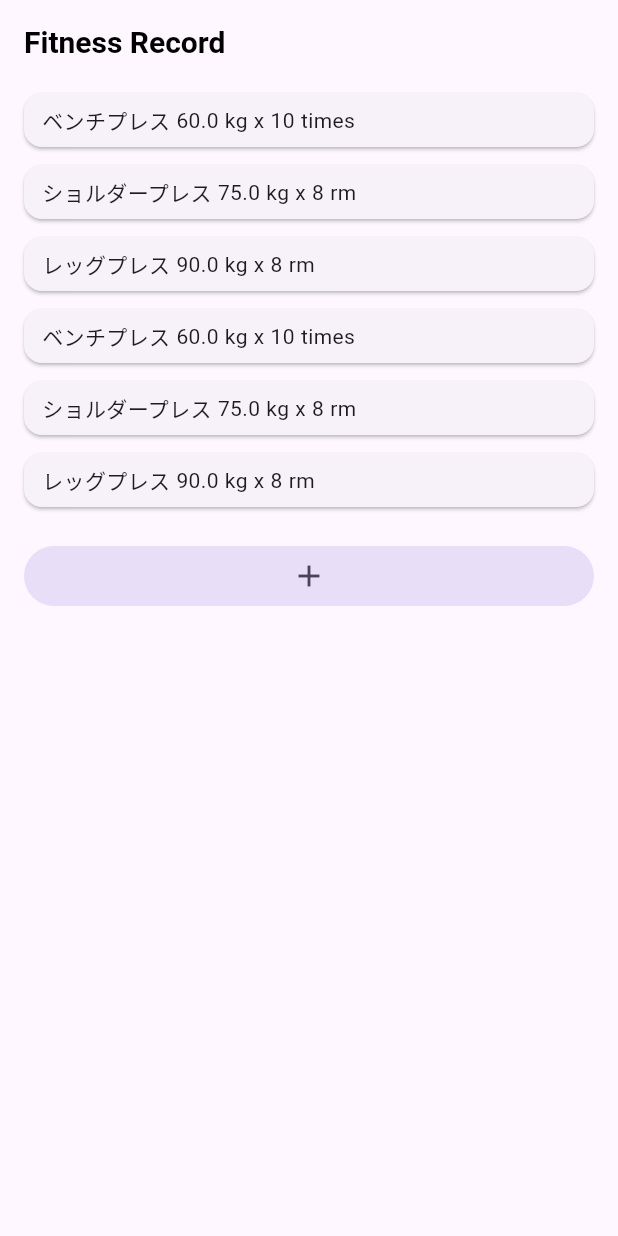
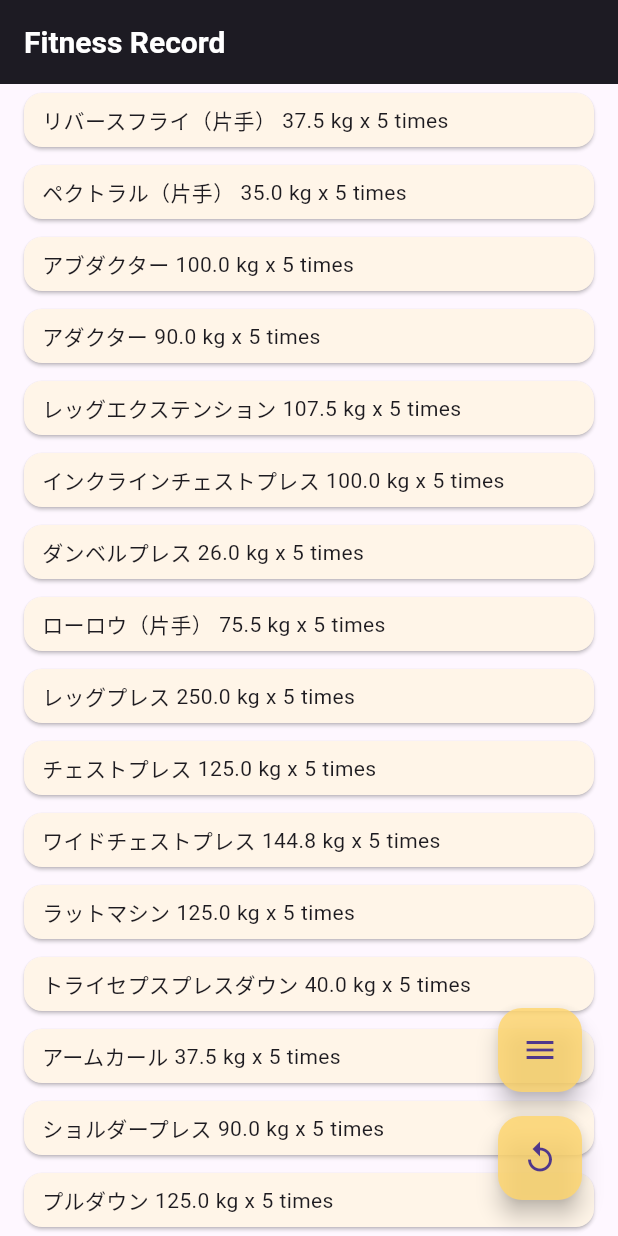
Before and after one commit to kurogoma-flutter/fitness_manager, a Flutter app: the screen it shows after launch, on a phone screen of 412 x 824 dp. Run offline on Flutter 3.47's test engine with Material 2 defaults, Android fonts, the light colour scheme and no system bars; our stand-ins replace cached_network_image, dio, flutter_hooks, freezed_annotation, go_router, hooks_riverpod and 2 more; missing offline and left inert: encrypt, hashids2; accounts and stored records are empty; generated files the repository leaves out were written again; Roboto replaces fonts that are missing (LINE_Seed_JP); project files that could hold a hidden picture were left out.

Commit message:
リストUI実装

```diff
--- a/lib/application.dart
+++ b/lib/application.dart
@@ -11,7 +11,7 @@ class Application extends StatelessWidget {
     return MaterialApp.router(
       theme: ThemeData(
         useMaterial3: true,
-        primaryColor: CustomColor.white,
+        primaryColor: const Color.fromARGB(255, 59, 97, 252),
         visualDensity: VisualDensity.adaptivePlatformDensity,
         canvasColor: CustomColor.transparent,
         highlightColor: CustomColor.transparent,
--- a/lib/demo/dummy_record_list.dart
+++ b/lib/demo/dummy_record_list.dart
@@ -6,49 +6,199 @@ final List<Record> dummyRecordList = [
   Record()
     ..id = 1
     ..num = 1
-    ..category = 'ベンチプレス'
-    ..load = 60
+    ..category = 'リバースフライ（片手）'
+    ..load = 37.5
     ..weightUnitType = WeightUnitType.kg
-    ..time = '10'
+    ..time = '5'
+    ..rmUnitType = RmUnitType.times
     ..rmUnitType = RmUnitType.times,
   Record()
     ..id = 2
     ..num = 2
-    ..category = 'ショルダープレス'
-    ..load = 75
+    ..category = 'ペクトラル（片手）'
+    ..load = 35
     ..weightUnitType = WeightUnitType.kg
-    ..time = '8'
-    ..rmUnitType = RmUnitType.rm,
+    ..time = '5'
+    ..rmUnitType = RmUnitType.times
+    ..rmUnitType = RmUnitType.times,
   Record()
     ..id = 3
     ..num = 3
-    ..category = 'レッグプレス'
+    ..category = 'アブダクター'
+    ..load = 100
+    ..weightUnitType = WeightUnitType.kg
+    ..time = '5'
+    ..rmUnitType = RmUnitType.times
+    ..rmUnitType = RmUnitType.times,
+  Record()
+    ..id = 4
+    ..num = 4
+    ..category = 'アダクター'
     ..load = 90
     ..weightUnitType = WeightUnitType.kg
-    ..time = '8'
-    ..rmUnitType = RmUnitType.rm,
-  Record()
-    ..id = 1
-    ..num = 1
-    ..category = 'ベンチプレス'
-    ..load = 60
-    ..weightUnitType = WeightUnitType.kg
-    ..time = '10'
+    ..time = '5'
+    ..rmUnitType = RmUnitType.times
     ..rmUnitType = RmUnitType.times,
   Record()
-    ..id = 2
-    ..num = 2
+    ..id = 5
+    ..num = 5
+    ..category = 'レッグエクステンション'
+    ..load = 107.5
+    ..weightUnitType = WeightUnitType.kg
+    ..time = '5'
+    ..rmUnitType = RmUnitType.times
+    ..rmUnitType = RmUnitType.times,
+  Record()
+    ..id = 6
+    ..num = 6
+    ..category = 'インクラインチェストプレス'
+    ..load = 100
+    ..weightUnitType = WeightUnitType.kg
+    ..time = '5'
+    ..rmUnitType = RmUnitType.times
+    ..rmUnitType = RmUnitType.times,
+  Record()
+    ..id = 7
+    ..num = 7
+    ..category = 'ダンベルプレス'
+    ..load = 26
+    ..weightUnitType = WeightUnitType.kg
+    ..time = '5'
+    ..rmUnitType = RmUnitType.times
+    ..rmUnitType = RmUnitType.times,
+  Record()
+    ..id = 8
+    ..num = 8
+    ..category = 'ローロウ（片手）'
+    ..load = 75.5
+    ..weightUnitType = WeightUnitType.kg
+    ..time = '5'
+    ..rmUnitType = RmUnitType.times
+    ..rmUnitType = RmUnitType.times,
+  Record()
+    ..id = 9
+    ..num = 9
+    ..category = 'レッグプレス'
+    ..load = 250
+    ..weightUnitType = WeightUnitType.kg
+    ..time = '5'
+    ..rmUnitType = RmUnitType.times
+    ..rmUnitType = RmUnitType.times,
+  Record()
+    ..id = 10
+    ..num = 10
+    ..category = 'チェストプレス'
+    ..load = 125
+    ..weightUnitType = WeightUnitType.kg
+    ..time = '5'
+    ..rmUnitType = RmUnitType.times
+    ..rmUnitType = RmUnitType.times,
+  Record()
+    ..id = 11
+    ..num = 11
+    ..category = 'ワイドチェストプレス'
+    ..load = 144.8
+    ..weightUnitType = WeightUnitType.kg
+    ..time = '5'
+    ..rmUnitType = RmUnitType.times
+    ..rmUnitType = RmUnitType.times,
+  Record()
+    ..id = 12
+    ..num = 12
+    ..category = 'ラットマシン'
+    ..load = 125
+    ..weightUnitType = WeightUnitType.kg
+    ..time = '5'
+    ..rmUnitType = RmUnitType.times
+    ..rmUnitType = RmUnitType.times,
+  Record()
+    ..id = 13
+    ..num = 13
+    ..category = 'トライセプスプレスダウン'
+    ..load = 40
+    ..weightUnitType = WeightUnitType.kg
+    ..time = '5'
+    ..rmUnitType = RmUnitType.times
+    ..rmUnitType = RmUnitType.times,
+  Record()
+    ..id = 14
+    ..num = 14
+    ..category = 'アームカール'
+    ..load = 37.5
+    ..weightUnitType = WeightUnitType.kg
+    ..time = '5'
+    ..rmUnitType = RmUnitType.times
+    ..rmUnitType = RmUnitType.times,
+  Record()
+    ..id = 15
+    ..num = 15
     ..category = 'ショルダープレス'
-    ..load = 75
-    ..weightUnitType = WeightUnitType.kg
-    ..time = '8'
-    ..rmUnitType = RmUnitType.rm,
-  Record()
-    ..id = 3
-    ..num = 3
-    ..category = 'レッグプレス'
     ..load = 90
     ..weightUnitType = WeightUnitType.kg
-    ..time = '8'
-    ..rmUnitType = RmUnitType.rm,
+    ..time = '5'
+    ..rmUnitType = RmUnitType.times
+    ..rmUnitType = RmUnitType.times,
+  Record()
+    ..id = 16
+    ..num = 16
+    ..category = 'プルダウン'
+    ..load = 125
+    ..weightUnitType = WeightUnitType.kg
+    ..time = '5'
+    ..rmUnitType = RmUnitType.times
+    ..rmUnitType = RmUnitType.times,
+  Record()
+    ..id = 17
+    ..num = 17
+    ..category = 'レッグカール'
+    ..load = 65
+    ..weightUnitType = WeightUnitType.kg
+    ..time = '5'
+    ..rmUnitType = RmUnitType.times
+    ..rmUnitType = RmUnitType.times,
+  Record()
+    ..id = 18
+    ..num = 18
+    ..category = 'ダンベルカール'
+    ..load = 18
+    ..weightUnitType = WeightUnitType.kg
+    ..time = '5'
+    ..rmUnitType = RmUnitType.times
+    ..rmUnitType = RmUnitType.times,
+  Record()
+    ..id = 19
+    ..num = 19
+    ..category = 'ダンベルフライ'
+    ..load = 18
+    ..weightUnitType = WeightUnitType.kg
+    ..time = '5'
+    ..rmUnitType = RmUnitType.times
+    ..rmUnitType = RmUnitType.times,
+  Record()
+    ..id = 20
+    ..num = 20
+    ..category = 'ヒップスラスト'
+    ..load = 135
+    ..weightUnitType = WeightUnitType.kg
+    ..time = '5'
+    ..rmUnitType = RmUnitType.times
+    ..rmUnitType = RmUnitType.times,
+  Record()
+    ..id = 21
+    ..num = 21
+    ..category = 'プーリー'
+    ..load = 110
+    ..weightUnitType = WeightUnitType.kg
+    ..time = '5'
+    ..rmUnitType = RmUnitType.times
+    ..rmUnitType = RmUnitType.times,
+  Record()
+    ..id = 22
+    ..num = 22
+    ..category = 'ロータリートルソー'
+    ..load = 80
+    ..weightUnitType = WeightUnitType.kg
+    ..time = '5'
+    ..rmUnitType = RmUnitType.times
+    ..rmUnitType = RmUnitType.times,
 ];
--- /dev/null
+++ b/lib/features/component/color/color_theme.dart
@@ -0,0 +1,10 @@
+import 'package:flutter/material.dart';
+
+class ColorTheme {
+  ColorTheme._();
+
+  static Color primaryOrange = const Color.fromARGB(209, 255, 214, 109);
+  static Color secondaryOrange = const Color.fromARGB(255, 255, 245, 232);
+
+  static Color primaryBlack = const Color.fromARGB(255, 22, 22, 22);
+}
--- a/lib/features/home/home_page.dart
+++ b/lib/features/home/home_page.dart
@@ -2,6 +2,7 @@ import 'package:flutter/material.dart';
 import 'package:flutter_hooks/flutter_hooks.dart';
 import 'package:hooks_riverpod/hooks_riverpod.dart';
 
+import '../component/color/color_theme.dart';
 import '../component/text/middle_headline_text.dart';
 import 'home_page_view_model.dart';
 
@@ -27,25 +28,35 @@ class HomePage extends HookConsumerWidget {
     final state = ref.watch(homePageViewModelProvider);
     return Scaffold(
       appBar: AppBar(
+        backgroundColor: ColorTheme.primaryBlack,
+        elevation: 4,
         title: const MiddleHeadlineText(
           'Fitness Record',
-          textColor: Colors.black,
+          textColor: Colors.white,
         ),
       ),
-      body: CustomScrollView(
-        primary: true,
+      body: Stack(
+        children: [
+          CustomScrollView(
             physics: const BouncingScrollPhysics(),
             slivers: [
               state.recordList.isEmpty
-              ? const SliverToBoxAdapter(
+                  ? SliverPadding(
+                      padding: const EdgeInsets.symmetric(vertical: 16),
+                      sliver: SliverToBoxAdapter(
                         child: Center(
-                    child: MiddleHeadlineText('レコードがありません'),
+                          child: MiddleHeadlineText(
+                            'レコードがありません',
+                            textColor: ColorTheme.primaryBlack,
+                          ),
+                        ),
                       ),
                     )
                   : SliverList(
                       delegate: SliverChildBuilderDelegate(
                         (context, index) {
                           return Card(
+                            color: ColorTheme.secondaryOrange,
                             margin: const EdgeInsets.symmetric(
                               horizontal: 16,
                               vertical: 6,
@@ -81,14 +92,59 @@ class HomePage extends HookConsumerWidget {
               SliverPadding(
                 padding: const EdgeInsets.all(16),
                 sliver: SliverToBoxAdapter(
-              child: IconButton.filledTonal(
+                  child: ElevatedButton(
                     onPressed: () {},
-                icon: const Icon(Icons.add),
+                    style: ButtonStyle(
+                      backgroundColor: MaterialStateProperty.all(
+                        ColorTheme.primaryOrange,
                       ),
                     ),
+                    child: const Icon(
+                      Icons.add,
+                      color: Colors.black,
+                    ),
+                  ),
+                ),
+              ),
+              const SliverToBoxAdapter(
+                child: SizedBox(height: 200),
+              ),
+            ],
+          ),
+          const Positioned(
+            bottom: 24,
+            right: 24,
+            child: FloatingActionButtonWidgets(),
           ),
         ],
       ),
     );
   }
 }
+
+class FloatingActionButtonWidgets extends ConsumerWidget {
+  const FloatingActionButtonWidgets({super.key});
+
+  @override
+  Widget build(BuildContext context, WidgetRef ref) {
+    return Column(
+      children: [
+        FloatingActionButton(
+          backgroundColor: ColorTheme.primaryOrange,
+          heroTag: 'menu',
+          onPressed: () {},
+          child: const Icon(Icons.menu),
+        ),
+        const SizedBox(height: 16),
+        FloatingActionButton(
+          backgroundColor: ColorTheme.primaryOrange,
+          heroTag: 'reload',
+          onPressed: () {
+            ref.read(homePageViewModelProvider.notifier).fetchDummyRecordList();
+          },
+          child: const Icon(Icons.replay_outlined),
+        )
+      ],
+    );
+  }
+}
--- a/lib/features/home/home_page_view_model.dart
+++ b/lib/features/home/home_page_view_model.dart
@@ -1,3 +1,4 @@
+import 'package:flutter/material.dart';
 import 'package:hooks_riverpod/hooks_riverpod.dart';
 
 import '../../core/isar/record/record_collection_data_source.dart';
@@ -20,6 +21,7 @@ class HomePageViewModel extends StateNotifier<HomePageState> {
   }
 
   Future<void> fetchDummyRecordList() async {
+    debugPrint('fetchDummyRecordList');
     final recordList = dummyRecordList;
     state = state.copyWith(recordList: recordList);
   }
```
Lines whose indentation alone changed are shown as unchanged.
